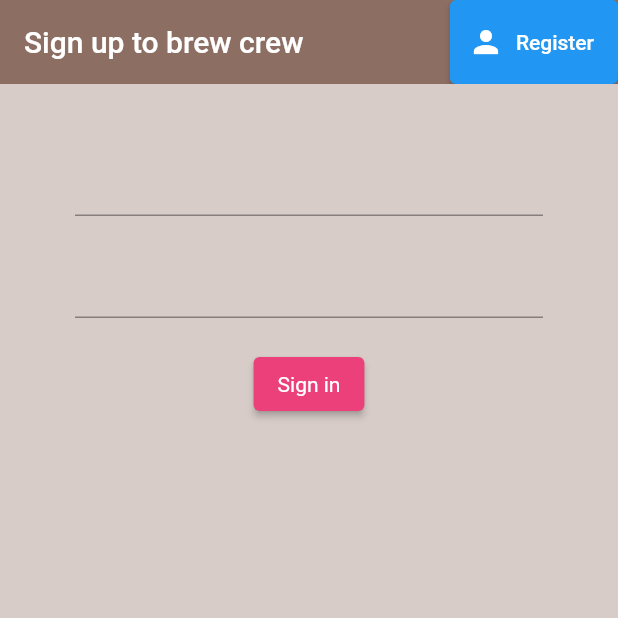
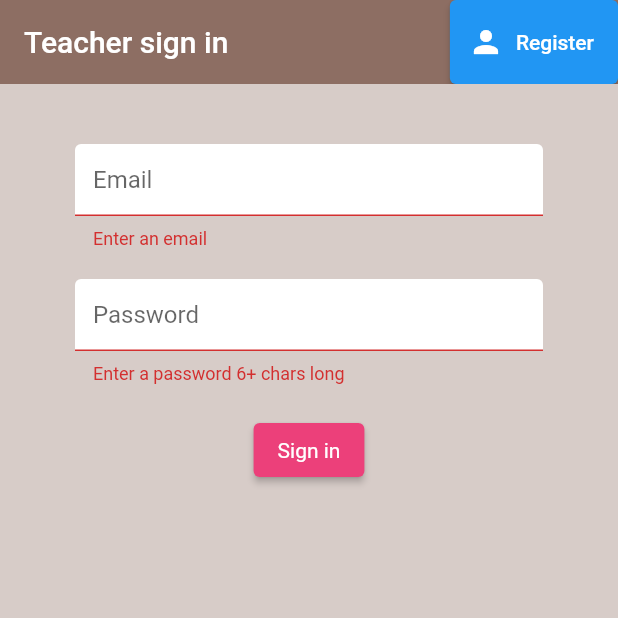
Before and after one commit to BadCodingGuy/final_year_project, a Flutter app: the screen it shows after launch, after a tap on "Sign in", on a phone screen of 412 x 824 dp, the top half of it. Run offline on Flutter 3.47's test engine with Material 2 defaults, Android fonts, the phone set to English and light mode, and no system bars; our stand-ins replace firebase_auth, firebase_core, flutter_spinkit; accounts and stored records are empty.

Commit message:
Login progress 2

```diff
--- a/lib/Screens/Authenticate/register.dart
+++ b/lib/Screens/Authenticate/register.dart
@@ -1,5 +1,7 @@
 import 'package:flutter/material.dart';
 import '../../Services/auth.dart';
+import '../../Shared/constants.dart';
+import '../../Shared/loading.dart';
 
 
 class Register extends StatefulWidget {
@@ -13,17 +15,18 @@ class _RegisterState extends State<Register> {
   //text field state
   final AuthService _auth = AuthService();
   final _formKey = GlobalKey<FormState>();
+  bool loading = false;
   String email = '';
   String password = '';
   String error = '';
   @override
   Widget build(BuildContext context) {
-    return Scaffold(
+    return loading? Loading(): Scaffold(
       backgroundColor: Colors.brown[100],
       appBar: AppBar(
         backgroundColor: Colors.brown[400],
         elevation: 0.0,
-        title: Text('Sign up to brew crew'),
+        title: Text('Teacher registration'),
         actions: <Widget>[
           ElevatedButton.icon(
               icon: Icon(Icons.person),
@@ -42,6 +45,7 @@ class _RegisterState extends State<Register> {
             children: <Widget>[
               SizedBox(height: 20.0),
               TextFormField(
+                  decoration: textInputDecoration.copyWith(hintText: 'Email'),
                   validator: (val) => val!.isEmpty ? "Enter an email" : null,
                   onChanged: (val) {
                     setState(() => email = val);
@@ -49,6 +53,7 @@ class _RegisterState extends State<Register> {
               ),
               SizedBox(height: 20.0),
               TextFormField(
+                  decoration: textInputDecoration.copyWith(hintText: 'Password'),
                   obscureText: true,
                   validator: (val) => val!.length < 6 ? "Enter a password 6+ chars long" : null,
                   onChanged: (val) {
@@ -65,9 +70,13 @@ class _RegisterState extends State<Register> {
                         TextStyle(color: Colors.white))),
                 onPressed: () async {
                   if (_formKey.currentState!.validate()){
+                    setState(() => loading = true);
                     dynamic result = await _auth.registerWithEmailAndPassword(email, password);
                     if(result == null){
-                      setState(() => error = 'please supply a valid email');
+                      setState(() {
+                        error = 'please supply a valid email';
+                        loading = false;
+                      });
                     }
                   }
 
--- a/lib/Screens/Authenticate/sign_in.dart
+++ b/lib/Screens/Authenticate/sign_in.dart
@@ -1,6 +1,8 @@
 import 'package:flutter/material.dart';
 
 import '../../Services/auth.dart';
+import '../../Shared/constants.dart';
+import '../../Shared/loading.dart';
 
 class SignIn extends StatefulWidget {
   final Function toggleView;
@@ -11,18 +13,21 @@ class SignIn extends StatefulWidget {
 
 class _SignInState extends State<SignIn> {
   final AuthService _auth = AuthService();
+  final _formKey = GlobalKey<FormState>();
+  bool loading = false;
   //text field state
   String email = '';
   String password = '';
+  String error = '';
 
   @override
   Widget build(BuildContext context) {
-    return Scaffold(
+    return loading? Loading(): Scaffold(
       backgroundColor: Colors.brown[100],
       appBar: AppBar(
         backgroundColor: Colors.brown[400],
         elevation: 0.0,
-        title: Text('Sign up to brew crew'),
+        title: Text('Teacher sign in'),
         actions: <Widget>[
           ElevatedButton.icon(
             icon: Icon(Icons.person),
@@ -36,18 +41,23 @@ class _SignInState extends State<SignIn> {
       body: Container(
         padding: EdgeInsets.symmetric(vertical: 20.0, horizontal: 50),
         child: Form(
+          key: _formKey,
           child: Column(
             children: <Widget>[
               SizedBox(height: 20.0),
               TextFormField(
-                onChanged: (val) {
+                  decoration: textInputDecoration.copyWith(hintText: 'Email'),
+                  validator: (val) => val!.isEmpty ? "Enter an email" : null,
+                  onChanged: (val) {
                   setState(() => email = val);
                 }
               ),
               SizedBox(height: 20.0),
               TextFormField(
-                obscureText: true,
-                onChanged: (val) {
+                  decoration: textInputDecoration.copyWith(hintText: 'Password'),
+                  obscureText: true,
+                  validator: (val) => val!.length < 6 ? "Enter a password 6+ chars long" : null,
+                  onChanged: (val) {
                   setState(() => password = val);
                 }
               ),
@@ -60,9 +70,22 @@ class _SignInState extends State<SignIn> {
                     textStyle: MaterialStateProperty.all(
                         TextStyle(color: Colors.white))),
                 onPressed: () async {
-                  print(email);
-                  print(password);
+                  if (_formKey.currentState!.validate()){
+                    setState(() => loading = true);
+                    dynamic result = await _auth.signInWithEmailAndPassword(email, password);
+                    if(result == null){
+                      setState(() {
+                        error = 'Could not sign in with those credentials';
+                        loading = false;
+                      });
+                    }
+                  }
                 },
+              ),
+              SizedBox(height: 12),
+              Text(
+                error,
+                style: TextStyle(color: Colors.red, fontSize: 14.0),
               )
             ],
 
--- a/lib/Services/auth.dart
+++ b/lib/Services/auth.dart
@@ -25,7 +25,16 @@ class AuthService {
     }
   }
   //sign in with email and password
-
+  Future signInWithEmailAndPassword(String email, String password) async{
+    try{
+      UserCredential result = await _auth.signInWithEmailAndPassword(email: email, password: password);
+      User? user = result.user;
+      return _userfromFirebase(user!);
+    } catch(e){
+      print(e.toString());
+      return null;
+    }
+  }
   //register with email and password
   Future registerWithEmailAndPassword(String email, String password) async{
     try{
--- /dev/null
+++ b/lib/Shared/constants.dart
@@ -0,0 +1,12 @@
+import 'package:flutter/material.dart';
+
+const textInputDecoration = InputDecoration(
+fillColor: Colors.white,
+filled: true,
+focusedBorder: OutlineInputBorder(
+borderSide: BorderSide(color: Colors.pink, width: 2.0)
+),
+enabledBorder: OutlineInputBorder(
+borderSide: BorderSide(color: Colors.white, width: 2.0)
+),
+);
--- a/pubspec.yaml
+++ b/pubspec.yaml
@@ -35,6 +35,7 @@ dependencies:
   firebase_auth: ^4.3.0
   cloud_firestore:
   provider: 6.1.2
+  flutter_spinkit: ^5.2.1
 
 
   # The following adds the Cupertino Icons font to your application.
```
Also changed, not shown: lib/Shared/loading.dart (added, +17 -0 lines), pubspec.lock.
